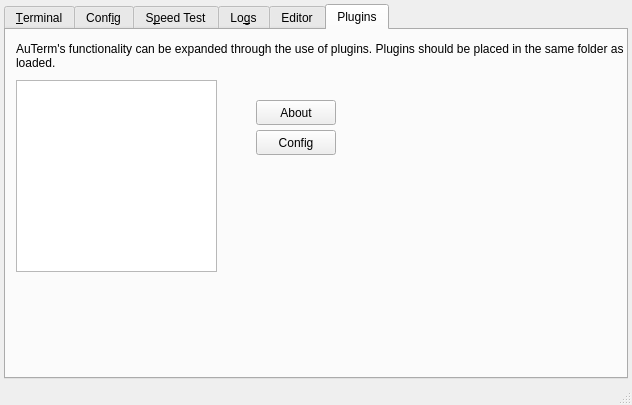
Before: the Qt Designer form AuTerm/UwxMainWindow.ui in thedjnK/AuTerm, drawn with Qt 5.
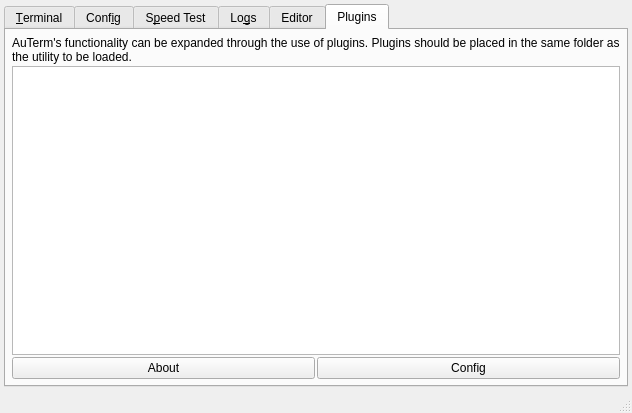
After: the same form once the commit is applied. The open tabs and pages were chosen to show the change. Custom widgets are drawn as their Qt base class.

Commit message: Version 0.15: Add plugin name and version display, Minor UI changes

What changed in the file:
```diff
--- a/AuTerm/UwxMainWindow.ui
+++ b/AuTerm/UwxMainWindow.ui
@@ -7,7 +7,7 @@
     <x>0</x>
     <y>0</y>
     <width>632</width>
-    <height>405</height>
+    <height>413</height>
    </rect>
   </property>
   <property name="sizePolicy">
@@ -3375,25 +3375,24 @@
          <attribute name="title">
           <string>Plugins</string>
          </attribute>
-         <widget class="QListWidget" name="list_Plugin_Plugins">
-          <property name="geometry">
-           <rect>
-            <x>10</x>
-            <y>50</y>
-            <width>201</width>
-            <height>192</height>
-           </rect>
+         <layout class="QGridLayout" name="gridLayout_2">
+          <property name="leftMargin">
+           <number>6</number>
           </property>
-         </widget>
+          <property name="topMargin">
+           <number>6</number>
+          </property>
+          <property name="rightMargin">
+           <number>6</number>
+          </property>
+          <property name="bottomMargin">
+           <number>6</number>
+          </property>
+          <property name="spacing">
+           <number>2</number>
+          </property>
+          <item row="0" column="0">
          <widget class="QLabel" name="label_15">
-          <property name="geometry">
-           <rect>
-            <x>10</x>
-            <y>0</y>
-            <width>691</width>
-            <height>51</height>
-           </rect>
-          </property>
           <property name="text">
            <string>AuTerm's functionality can be expanded through the use of plugins. Plugins should be placed in the same folder as the utility to be loaded.</string>
           </property>
@@ -3401,32 +3400,32 @@
            <bool>true</bool>
           </property>
          </widget>
+          </item>
+          <item row="1" column="0">
+           <widget class="QListWidget" name="list_Plugin_Plugins"/>
+          </item>
+          <item row="2" column="0">
+           <layout class="QHBoxLayout" name="horizontalLayout">
+            <property name="spacing">
+             <number>2</number>
+            </property>
+            <item>
          <widget class="QPushButton" name="btn_Plugin_Abort">
-          <property name="geometry">
-           <rect>
-            <x>250</x>
-            <y>70</y>
-            <width>80</width>
-            <height>25</height>
-           </rect>
-          </property>
           <property name="text">
            <string>About</string>
           </property>
          </widget>
+            </item>
+            <item>
          <widget class="QPushButton" name="btn_Plugin_Config">
-          <property name="geometry">
-           <rect>
-            <x>250</x>
-            <y>100</y>
-            <width>80</width>
-            <height>25</height>
-           </rect>
-          </property>
           <property name="text">
            <string>Config</string>
           </property>
          </widget>
+            </item>
+           </layout>
+          </item>
+         </layout>
         </widget>
        </widget>
       </item>
```
Left out of the diff: 30 changed lines with no effect on the pictures. Lines whose indentation alone changed are shown as unchanged. The commit also changes 3 other files.
